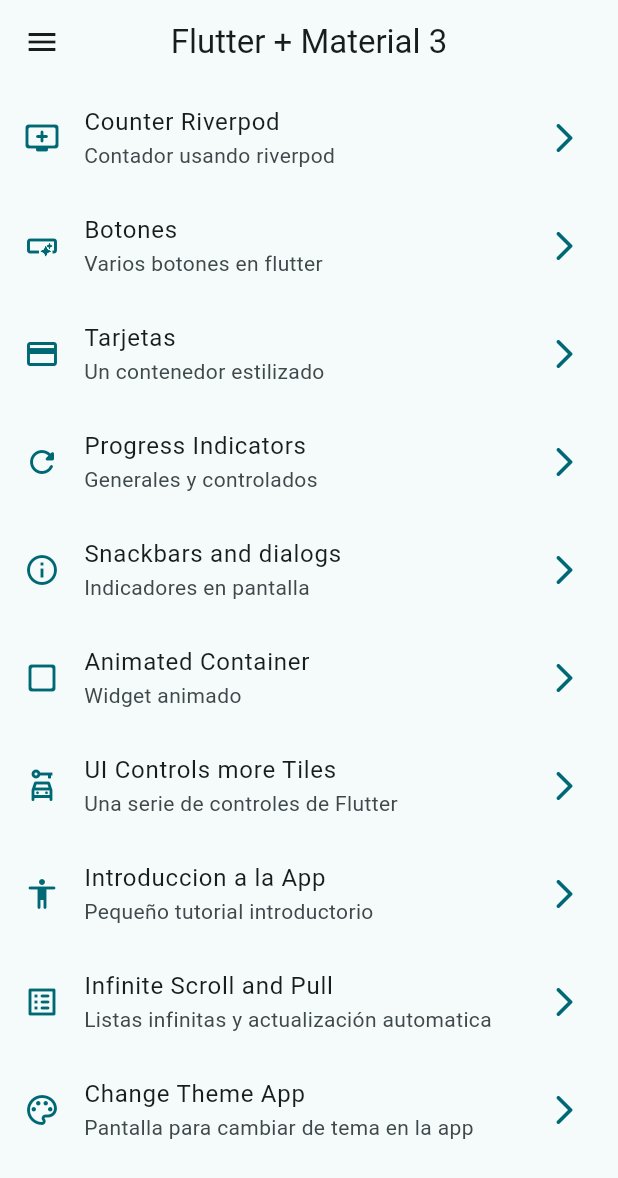
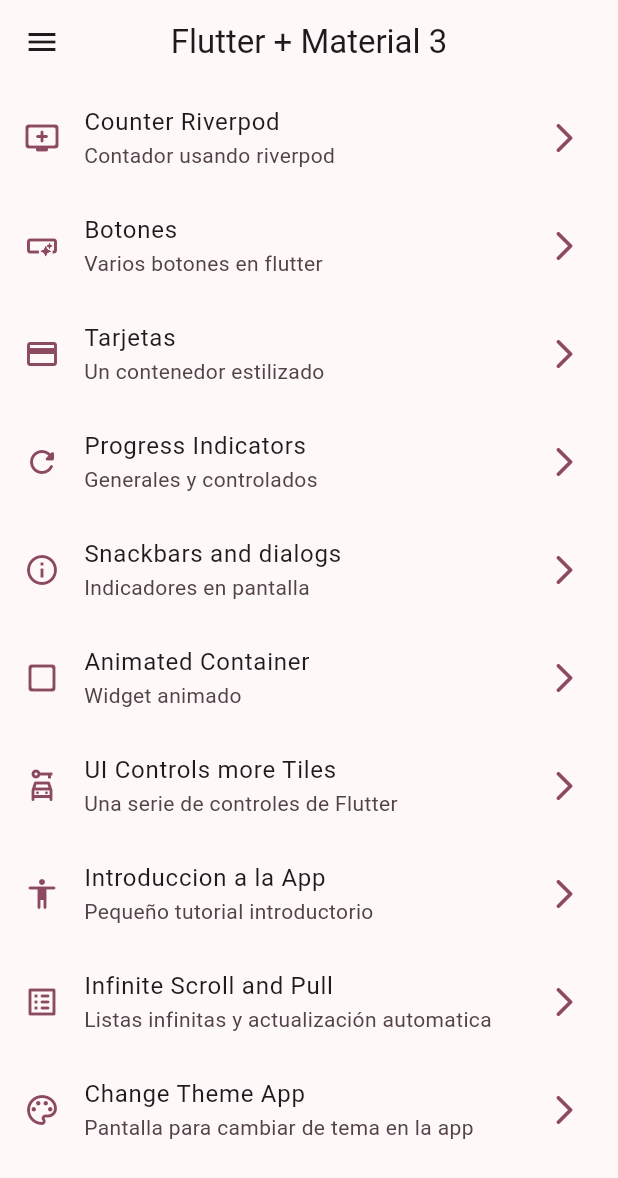
Before and after one commit to legallyfree/widgets_flutter, a Flutter app: the screen it shows after launch, on a phone screen of 412 x 824 dp. Shown: the top 1178 px of the screen. Run offline on Flutter 3.47's test engine with Material 3 defaults, Android fonts, the phone set to English and light mode, and no system bars; our stand-ins replace animate_do, flutter_riverpod, go_router.

Commit message:
v163 se cambió el color y brillo de toda la app

```diff
--- a/lib/config/theme/app_theme.dart
+++ b/lib/config/theme/app_theme.dart
@@ -13,15 +13,17 @@ const colorList = <Color>[
 ];
 
 class Apptheme {
-  Apptheme({this.selectedColor = 0})
+  Apptheme({this.selectedColor = 0, this.isDarkMode = false})
       : assert(selectedColor >= 0, "Selected color must be greater then 0"),
-        assert(selectedColor < colorList.length, "Selected color must be less than ${colorList.length-1}");
+        assert(selectedColor < colorList.length,
+            "Selected color must be less than ${colorList.length - 1}");
 
   final int selectedColor;
+  final bool isDarkMode;
 
   ThemeData getTheme() => ThemeData(
         useMaterial3: true,
-        brightness: Brightness.light,
+        brightness: isDarkMode ? Brightness.dark : Brightness.light,
         colorSchemeSeed: colorList[selectedColor],
         appBarTheme: const AppBarTheme(
           centerTitle: true,
--- a/lib/main.dart
+++ b/lib/main.dart
@@ -2,6 +2,7 @@ import 'package:d_using_widgets_git/config/router/app_router.dart';
 import 'package:d_using_widgets_git/config/theme/app_theme.dart';
 import 'package:flutter/material.dart';
 import 'package:flutter_riverpod/flutter_riverpod.dart';
+import 'presentation/providers/theme_provider.dart';
 
 void main() {
   runApp(
@@ -11,16 +12,20 @@ void main() {
   );
 }
 
-class MainApp extends StatelessWidget {
+class MainApp extends ConsumerWidget {
   const MainApp({super.key});
 
   @override
-  Widget build(BuildContext context) {
+  Widget build(BuildContext context, WidgetRef ref) {
+
+    final bool darkMode = ref.watch(isDarkProvider);
+    final int colorSelected = ref.watch(selectedColorProvider);
+
     return MaterialApp.router(
       title: "Flutter Widgets",
       routerConfig: appRouter,
       debugShowCheckedModeBanner: false,
-      theme: Apptheme(selectedColor: 8).getTheme(),
+      theme: Apptheme(selectedColor: colorSelected, isDarkMode: darkMode).getTheme(),
     );
   }
 }
```
Lines whose indentation alone changed are shown as unchanged.
